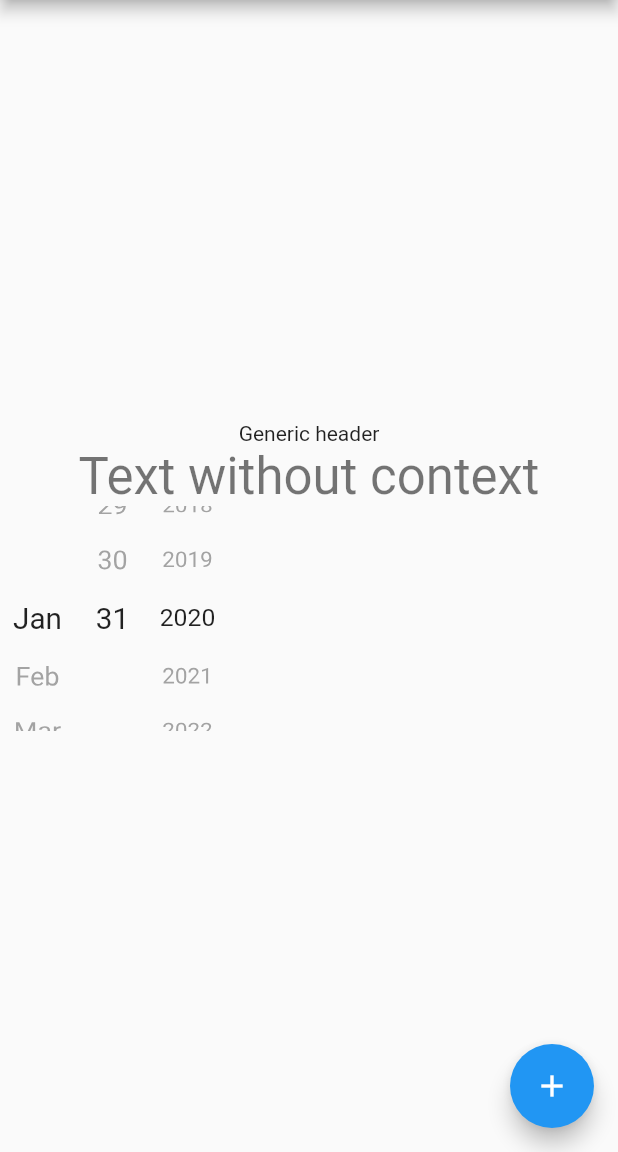
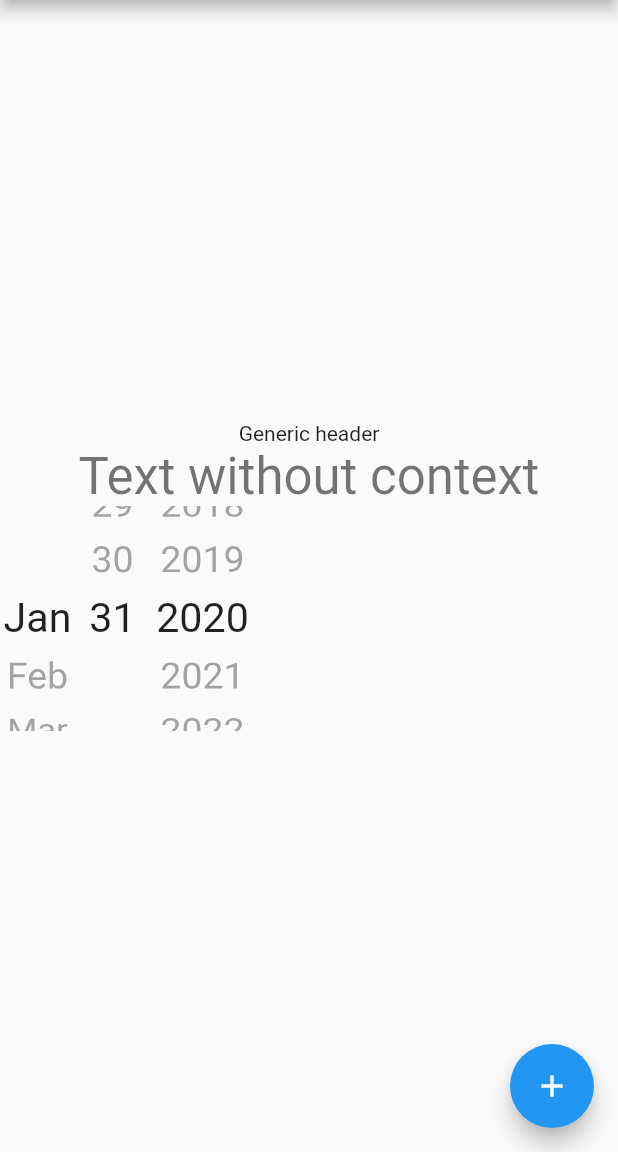
Before and after one commit to GitHubStuff/flutter_packages, a Flutter app: the screen it shows after launch, on a phone screen of 412 x 824 dp, the part 84-1236 px from its top. Run offline on Flutter 3.47's test engine with Material 2 defaults, Android fonts, the phone set to English and light mode, and no system bars; drawn by our look-alikes of auto_size_text; our stand-ins replace bloc, connectivity, dartz, equatable, flutter_bloc, flutter_modular and 1 more; missing offline and left inert: dart:html, enum_to_string.

Commit message:
hour, minute, second picker

```diff
--- a/date_time_package/pubspec.yaml
+++ b/date_time_package/pubspec.yaml
@@ -1,6 +1,6 @@
 name: date_time_package
 description: Extensions to DateTime and String for date/time operations
-version: 0.0.5+5
+version: 0.0.5+6
 author: Steven Smith
 homepage: http://www.icodeforyou.com
 publish_to: 'none'
--- a/date_time_picker_widget_package/example/lib/main.dart
+++ b/date_time_picker_widget_package/example/lib/main.dart
@@ -6,9 +6,12 @@ void main() {
   runApp(MyApp());
 }
 
-final yearWidgetSize = Size(50, 150);
-final monthWidgetSize = Size(50, 150);
-final dayWidgetSize = Size(50, 150);
+final w = 170.0;
+final h = 150.0;
+final yearWidgetSize = Size(w * 0.4117647059, h);
+final monthWidgetSize = Size(w * 0.2941176471, h);
+final dayWidgetSize = Size(w * 0.2941176471, h);
+final seperatorSize = Size(20, h);
 
 class MyApp extends StatelessWidget {
   @override
--- /dev/null
+++ b/date_time_picker_widget_package/lib/src/widget/const.dart
@@ -0,0 +1,7 @@
+import 'package:flutter/material.dart';
+
+class Const {
+  static const EdgeInsets padding = EdgeInsets.all(4.0);
+  static const EdgeInsets seperatorPadding = EdgeInsets.only(top: 4, bottom: 4);
+  static const fontSize = 400.0;
+}
--- /dev/null
+++ b/date_time_picker_widget_package/lib/src/widget/list_wheel_widget.dart
@@ -0,0 +1,39 @@
+import 'package:flutter/material.dart';
+
+class ListWheelWidget extends StatefulWidget {
+  late final FixedExtentScrollController scrollController;
+  late final double offAxisFraction;
+  late final ListWheelChildDelegate delegate;
+  late final double extent;
+
+  ListWheelWidget({
+    Key? key,
+    required this.delegate,
+    required this.extent,
+    required this.scrollController,
+    required this.offAxisFraction,
+  }) : super(key: key);
+
+  @override
+  _ListWheelWidget createState() => _ListWheelWidget();
+}
+
+class _ListWheelWidget extends State<ListWheelWidget> {
+  @override
+  Widget build(BuildContext context) {
+    return ListWheelScrollView.useDelegate(
+      childDelegate: widget.delegate,
+      itemExtent: widget.extent,
+      controller: widget.scrollController,
+      offAxisFraction: widget.offAxisFraction,
+      physics: FixedExtentScrollPhysics(),
+      perspective: 0.0001,
+      useMagnifier: true,
+      magnification: 1.1,
+      overAndUnderCenterOpacity: 0.4,
+      onSelectedItemChanged: (index) {
+        //debugPrint('$index');
+      },
+    );
+  }
+}
--- /dev/null
+++ b/date_time_picker_widget_package/lib/src/widget/picker_text_widget.dart
@@ -0,0 +1,28 @@
+import 'package:auto_size_text/auto_size_text.dart';
+import 'package:flutter/material.dart';
+
+import 'const.dart';
+
+class PickerTextWidget extends StatelessWidget {
+  const PickerTextWidget({
+    Key? key,
+    required this.text,
+    required this.style,
+  }) : super(key: key);
+
+  final String text;
+  final TextStyle style;
+
+  @override
+  Widget build(BuildContext context) {
+    return Padding(
+      padding: Const.padding,
+      child: Center(
+        child: AutoSizeText(
+          '$text',
+          style: style.copyWith(fontSize: Const.fontSize),
+        ),
+      ),
+    );
+  }
+}
```
Also changed, not shown: date_time_package/lib/src/date_time_extension.dart (+14 -1 lines), date_time_picker_widget_package/lib/date_time_picker_widget_package.dart (+4 -4 lines), date_time_picker_widget_package/lib/src/cubit/date_time_cubit.dart (+10 -0 lines), date_time_picker_widget_package/lib/src/date_picker/day_widget.dart (renamed from date_time_picker_widget_package/lib/src/widget/day_widget.dart, +14 -29 lines), date_time_picker_widget_package/lib/src/date_picker/month_widget.dart (renamed from date_time_picker_widget_package/lib/src/widget/month_widget.dart, +15 -29 lines), date_time_picker_widget_package/lib/src/date_picker/year_widget.dart (renamed from date_time_picker_widget_package/lib/src/widget/year_widget.dart, +17 -31 lines), date_time_picker_widget_package/lib/src/time_picker/sixty_widget.dart (added, +78 -0 lines), date_time_picker_widget_package/lib/src/widget/scroll_widget.dart (deleted, +0 -103 lines), date_time_picker_widget_package/lib/src/widget/seperator_widget.dart (added, +77 -0 lines).
